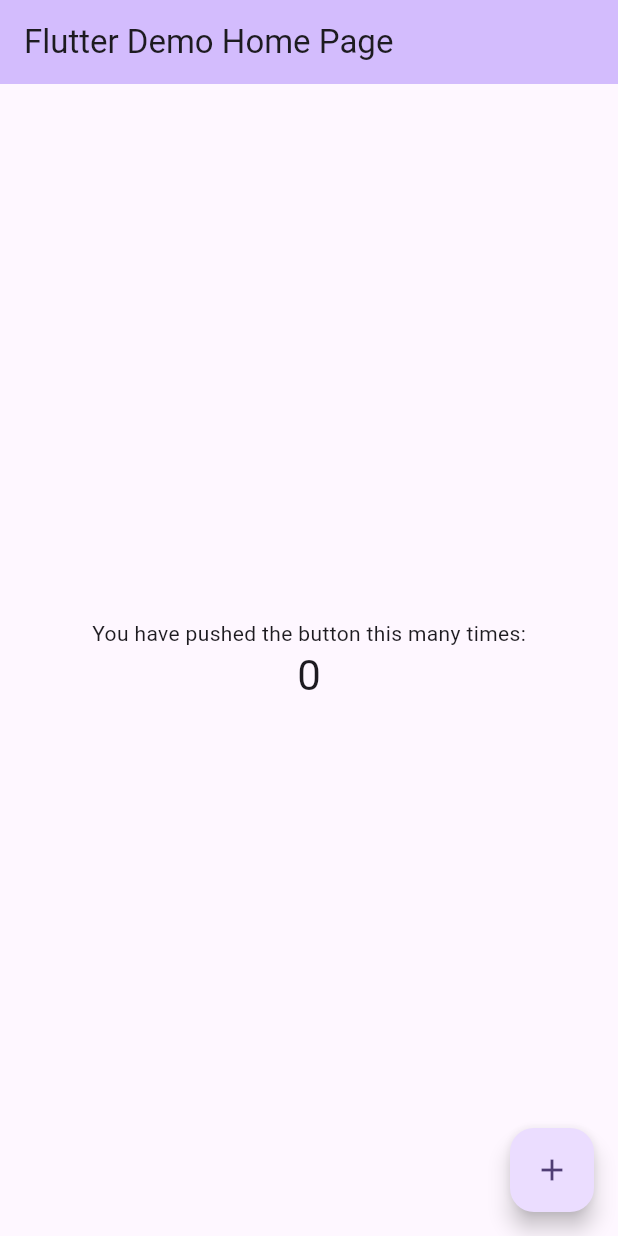
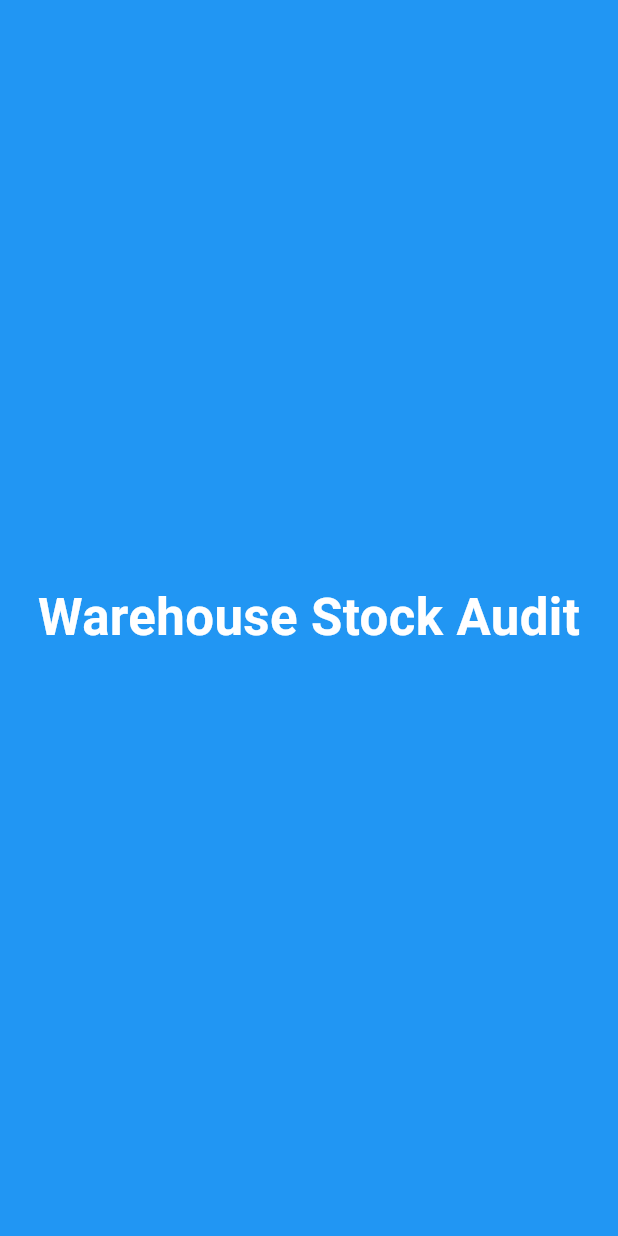
Before and after one commit to vijay-sutar-parasight/stock_audit, a Flutter app: the first screen one second after launch, on a phone screen of 412 x 824 dp. Run offline on Flutter 3.47's test engine with Material 2 defaults, Android fonts, the light colour scheme and no system bars.

Commit message:
Base Files

```diff
--- a/lib/main.dart
+++ b/lib/main.dart
@@ -1,4 +1,5 @@
 import 'package:flutter/material.dart';
+import 'package:stock_audit/splash_screen.dart';
 
 void main() {
   runApp(const MyApp());
@@ -11,7 +12,7 @@ class MyApp extends StatelessWidget {
   @override
   Widget build(BuildContext context) {
     return MaterialApp(
-      title: 'Flutter Demo',
+      title: 'Stock Audit',
       theme: ThemeData(
         // This is the theme of your application.
         //
@@ -31,7 +32,8 @@ class MyApp extends StatelessWidget {
         colorScheme: ColorScheme.fromSeed(seedColor: Colors.deepPurple),
         useMaterial3: true,
       ),
-      home: const MyHomePage(title: 'Flutter Demo Home Page'),
+      //home: const MyHomePage(title: 'Stock Audit'),
+      home: SplashScreen(),
     );
   }
 }
--- /dev/null
+++ b/lib/splash_screen.dart
@@ -0,0 +1,40 @@
+import 'dart:async';
+
+import 'package:flutter/material.dart';
+
+import 'main.dart';
+
+class SplashScreen extends StatefulWidget{
+  @override
+  State<SplashScreen> createState() => _SplashScreenState();
+}
+
+class _SplashScreenState extends State<SplashScreen> {
+
+
+  @override
+  void initState() {
+    // TODO: implement initState
+    super.initState();
+
+    Timer(Duration(seconds: 3),(){
+      Navigator.pushReplacement(context, MaterialPageRoute(builder: (context) => MyHomePage(title: 'Stock Audit',)));
+    });
+  }
+
+
+  @override
+  Widget build(BuildContext context) {
+   return Scaffold(
+     body: Container(
+       color: Colors.blue,
+       child: Center(child: Text('Warehouse Stock Audit', style: TextStyle(
+         fontSize: 34,
+         fontWeight: FontWeight.w700,
+         color: Colors.white
+       ),))
+     )
+
+   );
+  }
+}
```
